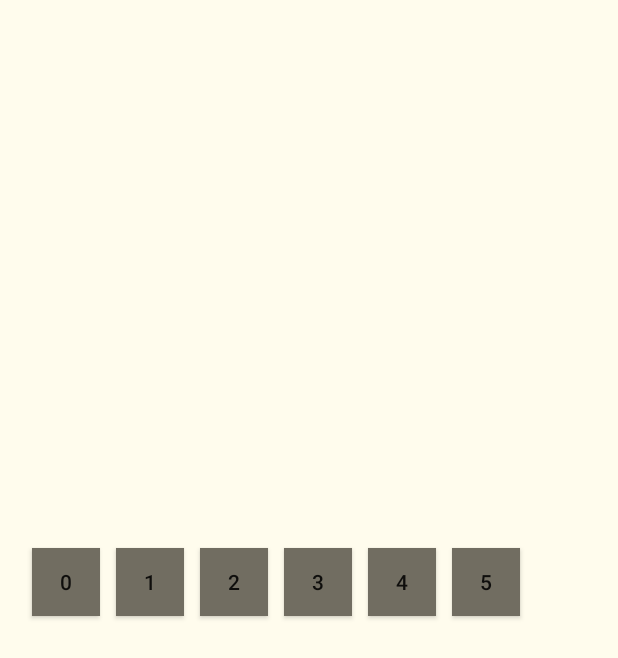
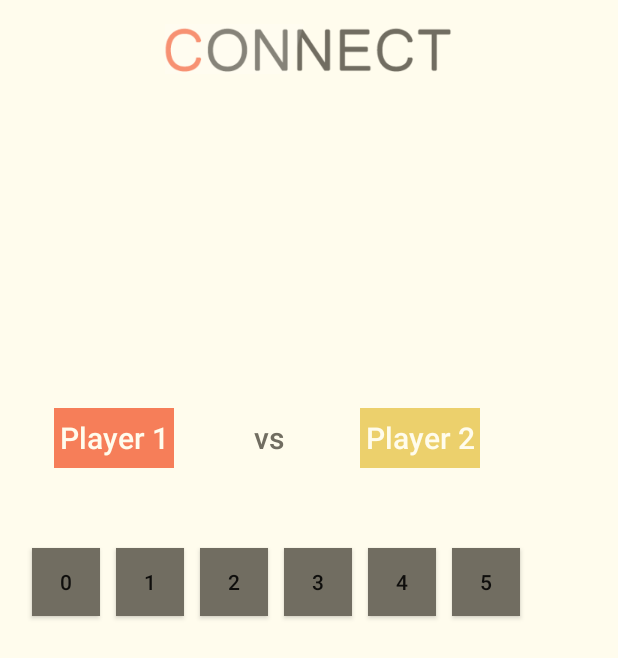
Before and after one commit to kallebornemark/ProjectC4, an Android app: the screen it shows after launch (MainActivity), on a phone screen of 412 x 824 dp. Shown: the top 658 px of the screen. Run offline under Robolectric (Android 15) with nearby library versions, the phone set to English and light mode, and no system bars.

Commit message:
Design yo

```diff
--- a/Android/C4/app/src/main/java/projectc4/c4/ClientController.java
+++ b/Android/C4/app/src/main/java/projectc4/c4/ClientController.java
@@ -42,6 +42,10 @@ public class ClientController {
         }
     }
 
+    public void draw() {
+        clientUI.winner("Oavgjort");
+    }
+
     public void newGame() {
         gameController.newGame();
         clientUI.newGame();
--- a/Android/C4/app/src/main/java/projectc4/c4/MainActivity.java
+++ b/Android/C4/app/src/main/java/projectc4/c4/MainActivity.java
@@ -9,6 +9,8 @@ import android.widget.Button;
 import android.widget.GridLayout;
 import android.widget.RelativeLayout;
 import android.widget.TextView;
+
+import org.w3c.dom.Text;
 
 import java.util.ArrayList;
 
@@ -80,6 +82,22 @@ public class MainActivity extends Activity {
         buttonArrayList.add(button5);
         buttonArrayList.add(button6);
 
+        TextView textViewPlayer1 = (TextView)findViewById(R.id.textViewPlayer1);
+        TextView textViewPlayer2 = (TextView)findViewById(R.id.textViewPlayer2);
+        TextView textViewVs = (TextView)findViewById(R.id.textViewVs);
+
+        textViewVs.setTextColor(C4Color.BLACK);
+        textViewPlayer1.setBackgroundColor(C4Color.RED);
+        textViewPlayer2.setBackgroundColor(C4Color.YELLOW);
+        textViewPlayer1.setTextColor(C4Color.WHITE);
+        textViewPlayer2.setTextColor(C4Color.WHITE);
+        textViewPlayer2.setTextColor(C4Color.WHITE);
+
+        Button buttonNewgame = (Button)findViewById(R.id.buttonNewGame);
+        buttonNewgame.setBackgroundColor(C4Color.BLACK);
+        buttonNewgame.setTextColor(C4Color.WHITE);
+
+
     }
 
     public GridLayout getGrid() {
--- a/Android/C4/app/src/main/res/layout/activity_main.xml
+++ b/Android/C4/app/src/main/res/layout/activity_main.xml
@@ -432,7 +432,9 @@
         android:layout_width="wrap_content"
         android:layout_height="wrap_content"
         android:layout_alignBottom="@+id/textViewWinner"
-        android:layout_centerHorizontal="true">
+        android:layout_centerHorizontal="true"
+        android:id="@+id/tableRow"
+        android:layout_above="@+id/gridLayoutNorth">
 
         <TextView
             android:layout_width="wrap_content"
@@ -451,5 +453,50 @@
 
     </TableRow>
 
+    <TableRow
+        android:layout_width="fill_parent"
+        android:layout_height="wrap_content"
+        android:layout_above="@+id/tableRow"
+        android:layout_alignParentLeft="true"
+        android:layout_alignParentStart="true">
+
+        <TextView
+            android:layout_width="80dp"
+            android:layout_height="40dp"
+            android:text="Player 1"
+            android:id="@+id/textViewPlayer1"
+            android:gravity="center"
+            android:layout_marginLeft="20dp"
+            style="@style/Base.TextAppearance.AppCompat.Title"
+            android:textAlignment="center" />
+
+        <TextView
+            android:layout_width="wrap_content"
+            android:layout_height="wrap_content"
+            android:text="vs"
+            android:id="@+id/textViewVs"
+            android:singleLine="false"
+            android:layout_marginLeft="53dp"
+            style="@style/Base.TextAppearance.AppCompat.Title" />
+
+        <TextView
+            android:layout_width="80dp"
+            android:layout_height="40dp"
+            android:text="Player 2"
+            android:id="@+id/textViewPlayer2"
+            android:gravity="center"
+            android:layout_column="0"
+            android:layout_marginLeft="50dp"
+            style="@style/Base.TextAppearance.AppCompat.Title" />
+    </TableRow>
+
+    <ImageView
+        android:layout_width="wrap_content"
+        android:layout_height="wrap_content"
+        android:id="@+id/imageView"
+        android:layout_alignParentTop="true"
+        android:layout_centerHorizontal="true"
+        android:background="@drawable/logga" />
+
 
 </RelativeLayout>
```
Also changed, not shown: Android/C4/app/src/main/res/drawable-xhdpi/logga.png (added).
